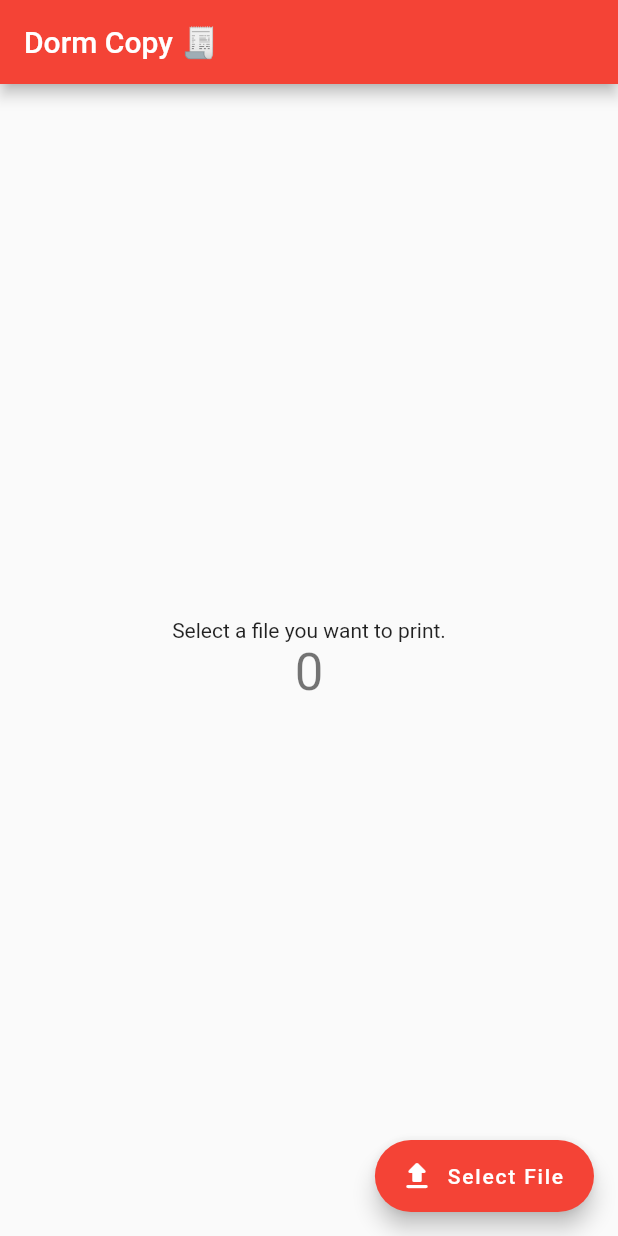
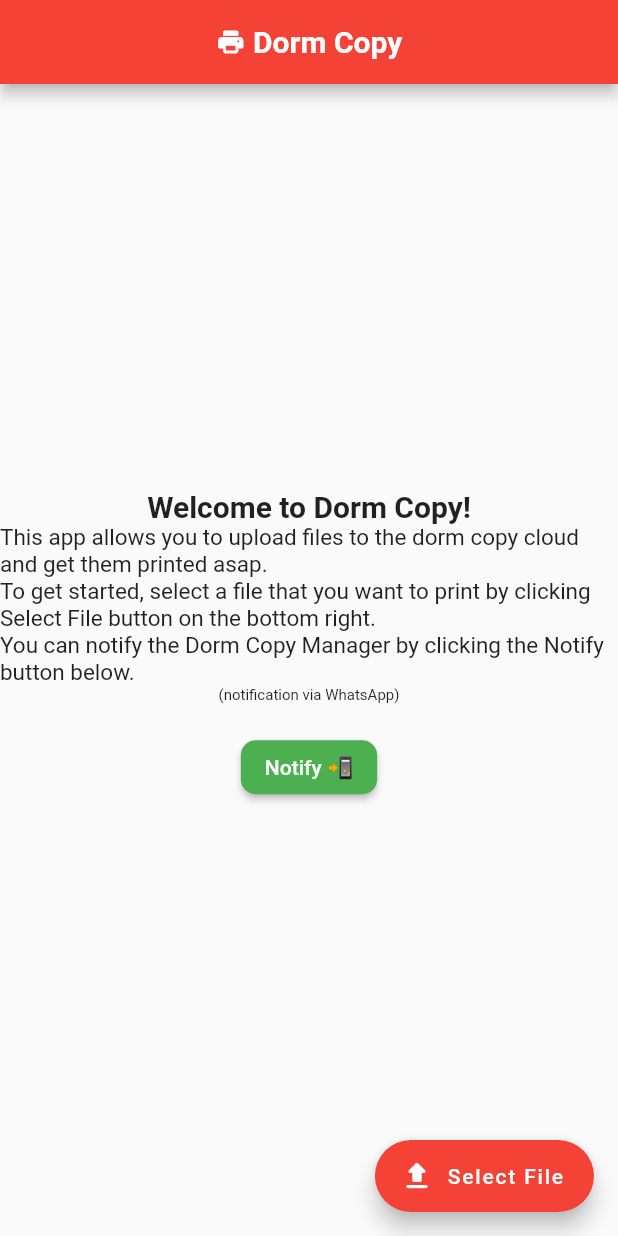
Before and after one commit to kleviss/dorm_copy, a Flutter app: the screen it shows after launch, on a phone screen of 412 x 824 dp. Run offline on Flutter 3.47's test engine with Material 2 defaults, Android fonts, the phone set to English and light mode, and no system bars; our stand-ins replace file_picker, firebase_core, open_file; missing offline and left inert: whatsapp_unilink; accounts and stored records are empty.

Commit message:
add wp integration and general improvements

```diff
--- a/lib/main.dart
+++ b/lib/main.dart
@@ -4,6 +4,17 @@ import 'package:file_picker/file_picker.dart';
 import 'dart:io';
 import 'dart:async';
 import 'package:open_file/open_file.dart';
+import 'package:whatsapp_unilink/whatsapp_unilink.dart';
+import 'package:url_launcher/url_launcher.dart';
+
+launchWhatsApp() async {
+  final link = const WhatsAppUnilink(
+    phoneNumber: '+491603265882',
+    text:
+        "Hey! I just uploaded a file to the Dorm Copy App - kindly let me know when I can come by to pick it up!",
+  );
+  await launch('$link');
+}
 
 Future main() async {
   WidgetsFlutterBinding.ensureInitialized();
@@ -42,7 +53,22 @@ class MyApp extends StatelessWidget {
         // is not restarted.
         primarySwatch: Colors.red,
       ),
-      home: const MyHomePage(title: 'Dorm Copy 🧾'),
+      home: MyHomePage(
+        title: Row(
+          mainAxisAlignment: MainAxisAlignment.center,
+          children: [
+            Icon(Icons.local_print_shop_rounded, color: Colors.white, size: 20),
+            Text(
+              ' Dorm Copy',
+              style: TextStyle(
+                color: Colors.white,
+                fontSize: 20,
+                fontWeight: FontWeight.bold,
+              ),
+            ),
+          ],
+        ),
+      ),
     );
   }
 }
@@ -59,7 +85,7 @@ class MyHomePage extends StatefulWidget {
   // used by the build method of the State. Fields in a Widget subclass are
   // always marked "final".
 
-  final String title;
+  final Widget title;
 
   @override
   State<MyHomePage> createState() => _MyHomePageState();
@@ -103,7 +129,7 @@ class _MyHomePageState extends State<MyHomePage> {
       appBar: AppBar(
         // Here we take the value from the MyHomePage object that was created by
         // the App.build method, and use it to set our appbar title.
-        title: Text(widget.title),
+        title: widget.title,
       ),
       body: Center(
         // Center is a layout widget. It takes a single child and positions it
@@ -125,12 +151,53 @@ class _MyHomePageState extends State<MyHomePage> {
           // horizontal).
           mainAxisAlignment: MainAxisAlignment.center,
           children: <Widget>[
+            // Welcome users and explain what the app does
             const Text(
-              'Select a file you want to print.',
+              'Welcome to Dorm Copy!',
+              style: TextStyle(
+                fontSize: 20,
+                fontWeight: FontWeight.bold,
+              ),
             ),
-            Text(
-              '$_counter',
-              style: Theme.of(context).textTheme.headline4,
+            const Text(
+              'This app allows you to upload files to the dorm copy cloud and get them printed asap.',
+              style: TextStyle(
+                fontSize: 15,
+              ),
+            ),
+            const Text(
+              'To get started, select a file that you want to print by clicking Select File button on the bottom right.',
+              style: TextStyle(
+                fontSize: 15,
+              ),
+            ),
+            const Text(
+              'You can notify the Dorm Copy Manager by clicking the Notify button below.',
+              style: TextStyle(
+                fontSize: 15,
+              ),
+            ),
+            const Text(
+              '(notification via WhatsApp)',
+              style: TextStyle(
+                fontSize: 10,
+              ),
+            ),
+            Padding(
+              padding: const EdgeInsets.all(18.0),
+              child: ElevatedButton(
+                onPressed: () {
+                  launchWhatsApp();
+                },
+                child: const Text('Notify 📲'),
+                style: ElevatedButton.styleFrom(
+                  primary: Colors.green,
+                  onPrimary: Colors.white,
+                  shape: const RoundedRectangleBorder(
+                    borderRadius: BorderRadius.all(Radius.circular(10)),
+                  ),
+                ),
+              ),
             ),
           ],
         ),
@@ -138,8 +205,8 @@ class _MyHomePageState extends State<MyHomePage> {
       floatingActionButton: FloatingActionButton.extended(
         onPressed: selectFile,
         tooltip: 'Select File',
-        icon: Icon(Icons.upload_rounded),
-        label: Text('Select File'),
+        icon: const Icon(Icons.upload_rounded),
+        label: const Text('Select File'),
       ), // This trailing comma makes auto-formatting nicer for build methods.
     );
   }
--- a/pubspec.yaml
+++ b/pubspec.yaml
@@ -40,6 +40,7 @@ dependencies:
   file_picker: ^5.2.0+1
   open_file: ^2.1.1
   whatsapp_unilink: ^2.0.2
+  url_launcher: ^6.1.6
 
 dev_dependencies:
   flutter_test:
```
Also changed, not shown: pubspec.lock, 5 other files.
